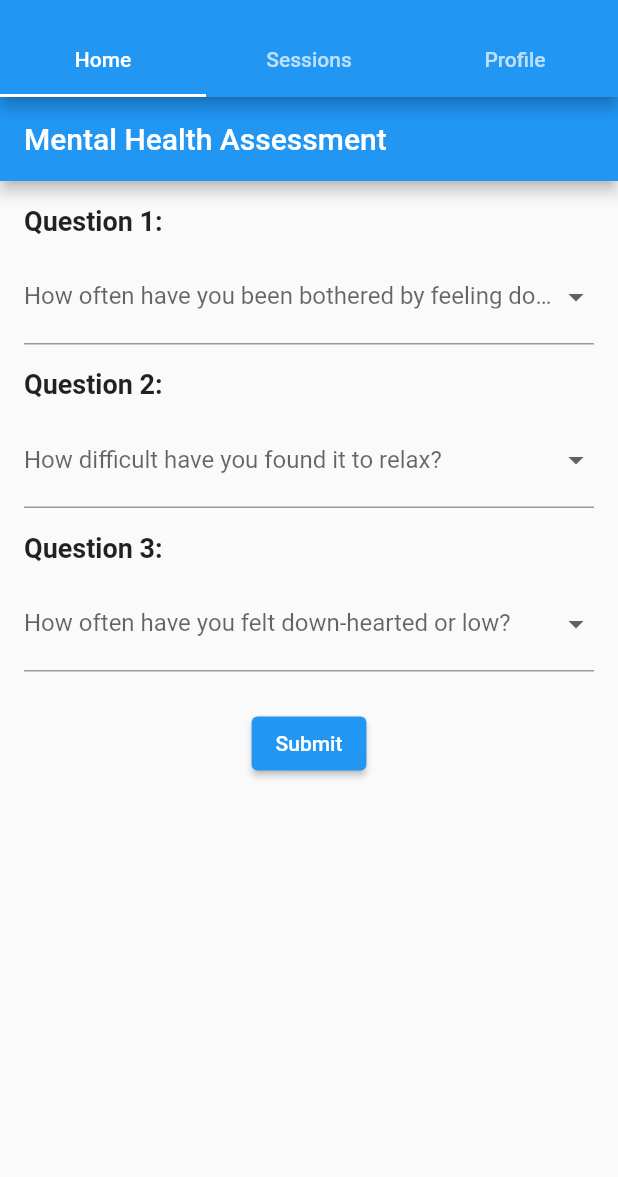
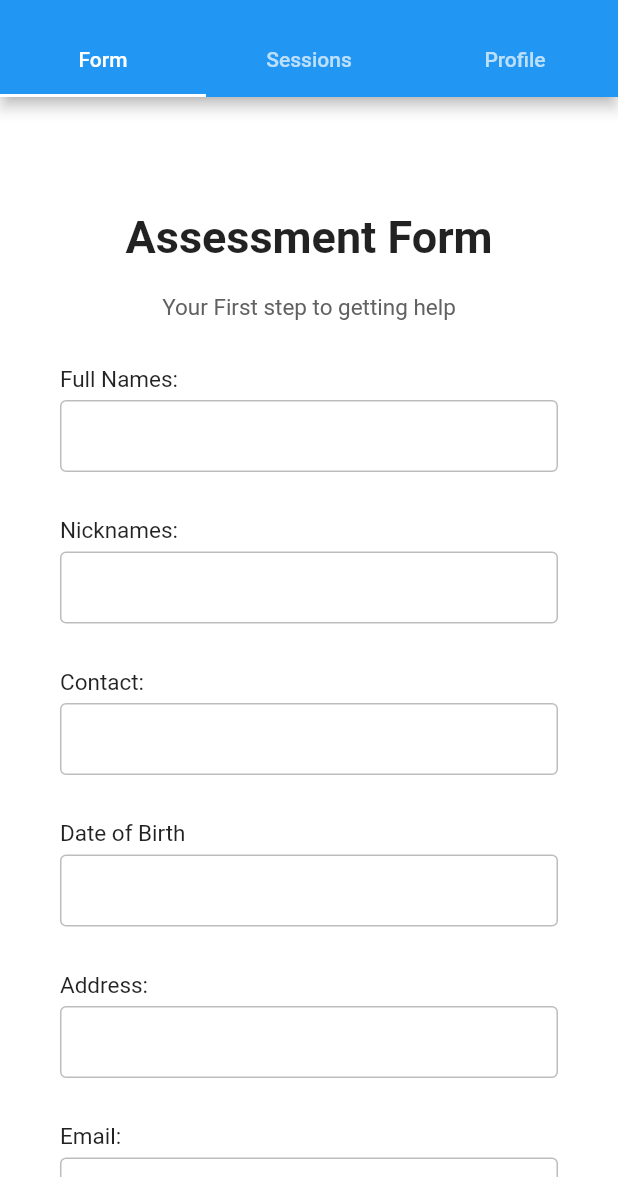
Before and after one commit to ankundah/Booking-interface, a Flutter app: the screen it shows after launch, on a phone screen of 412 x 824 dp, the part 59-1236 px from its top. Run offline on Flutter 3.47's test engine with Material 2 defaults, Android fonts, the phone set to English and light mode, and no system bars.

Commit message:
new dart files

```diff
--- /dev/null
+++ b/lib/form.dart
@@ -0,0 +1,204 @@
+import 'package:flutter/material.dart';
+
+class AssessmentForm extends StatelessWidget {
+  @override
+  Widget build(BuildContext context) {
+    return Scaffold(
+      resizeToAvoidBottomInset: false,
+      backgroundColor: Colors.white,
+      appBar: AppBar(
+        elevation: 0,
+        backgroundColor: Colors.white,
+      ),
+      body: SafeArea(
+        child: SingleChildScrollView(
+          child: Container(
+            height: MediaQuery.of(context).size.height,
+            width: double.infinity,
+            child: Column(
+              children: [
+                Expanded(
+                  child: SingleChildScrollView(
+                    child: Padding(
+                      padding: EdgeInsets.symmetric(horizontal: 40),
+                      child: Column(
+                        children: [
+                          SizedBox(height: 20),
+                          Text(
+                            "Assessment Form",
+                            style: TextStyle(
+                              fontSize: 30,
+                              fontWeight: FontWeight.bold,
+                            ),
+                          ),
+                          SizedBox(height: 20),
+                          Text(
+                            "Your First step to getting help",
+                            style: TextStyle(
+                              fontSize: 15,
+                              color: Colors.grey[700],
+                            ),
+                          ),
+                          SizedBox(height: 30),
+                          makeInput(label: "Full Names:"),
+                          makeInput(label: "Nicknames:"),
+                          makeInput(label: "Contact:"),
+                          makeInput(label: "Date of Birth"),
+                          makeInput(label: "Address:"), //text
+                          makeInput(label: "Email:"), // email format
+                          makeInput(label: "A Parent/Guardian Contact(if below 18years):"), //numbers with country codes
+                          makeInput(label: "How did you find us?:"), //text
+                          makeInput(label: "Marital Status?:"), //Options; single, married, divorced, separated, cohabiting
+                          makeInput(label: "Number Of Children, If any?:"), //number
+                          makeInput(label: "May Ataraxis call/text?:"), //yes or no value
+                          makeInput(label: "May Ataraxis Email you?:"), //yes or no value
+                          makeInput(label: "Next of Kin Contact?:"), //numbers with country codes
+                          makeInput(label: "Medications currently taking?:"), //text field
+                          makeInput(label: "Psychiatric medications taken in the past?:"), //text field
+                          makeInput(label: "Psychiatric/psychotherapy services you're currently undergoing:"), //text field
+                          makeInput(label: "Currently Employed?:"), //yes or no
+                          makeInput(label: "Current Position?:"), //text field
+                          makeInput(label: "Any Employment Stressors?:"), //yes or no
+                          makeInput(label: "Any family member with Psychiatric problems?:"), //yes or no
+                          makeInput(label: "If yes, Please give details:"), // text field
+                          makeInput(label: "Any health concerns?:"), //Text field
+                          makeInput(label: "How would you rate your mental health?:"), //Options; satisfactory, undatisfactory, good,excellent, not sure
+                          makeInput(label: "Any sleep problems:"), //yes or no
+                          makeInput(label: "How often do you exercise:"), // Options; often, rarely, daily
+                          makeInput(label: "Any Eating Habits?:"), //yes or no
+                          makeInput(label: "Give details if any:"), //Text field
+                          makeInput(label: "Do you drink alcohol?:"), //yes or no
+                          makeInput(label: "If yes, how often?:"), //Options; occasionally, weekends, 3times a week, daily
+                          makeInput(label: "Do you use recreational drugs?:"), //yes or no
+                          makeInput(label: "If yes, what type and how often?:"), //text field
+                          makeInput(label: "Any significant life stressors in the past year?:"), //yes or no
+                          makeInput(label: "If yes, Please give details:"), //text field
+                          makeInput(label: "Did Filling out this form bother you?:"),
+
+                          SizedBox(height: 30),
+                          Container(
+                            padding: EdgeInsets.only(top: 3, left: 3),
+                            decoration: BoxDecoration(
+                              borderRadius: BorderRadius.circular(40),
+                              border: Border(
+                                bottom: BorderSide(color: Colors.black),
+                                top: BorderSide(color: Colors.black),
+                                right: BorderSide(color: Colors.black),
+                                left: BorderSide(color: Colors.black),
+                              ),
+                            ),
+                            child: MaterialButton(
+                              minWidth: double.infinity,
+                              height: 60,
+                              onPressed: () {},
+                              color: Colors.lightBlueAccent,
+                              shape: RoundedRectangleBorder(
+                                borderRadius: BorderRadius.circular(40),
+                              ),
+                              child: Text(
+                                "Publish",
+                                style: TextStyle(
+                                  fontWeight: FontWeight.w600,
+                                  fontSize: 16,
+                                ),
+                              ),
+                            ),
+                          ),
+                          SizedBox(height: 20),
+                          Row(
+                            mainAxisAlignment: MainAxisAlignment.center,
+                            children: [
+                              Text("Your form will be sent to your chosen specialist."),
+                              Text(
+                                "I Agree",
+                                style: TextStyle(
+                                  fontWeight: FontWeight.w600,
+                                  fontSize: 18,
+                                ),
+                              ),
+                            ],
+                          ),
+                        ],
+                      ),
+                    ),
+                  ),
+                ),
+              ],
+            ),
+          ),
+        ),
+      ),
+    );
+  }
+
+  Widget makeInput({label, obscureText = false}) {
+    return Column(
+      crossAxisAlignment: CrossAxisAlignment.start,
+      children: [
+        Text(
+          label,
+          style: TextStyle(
+            fontSize: 15,
+            fontWeight: FontWeight.w400,
+            color: Colors.black87,
+          ),
+        ),
+        SizedBox(height: 5),
+        TextField(
+          obscureText: obscureText,
+          decoration: InputDecoration(
+            contentPadding: EdgeInsets.symmetric(vertical: 0, horizontal: 10),
+            enabledBorder: OutlineInputBorder(
+              borderSide: BorderSide(
+                color: Colors.grey[400] ?? Colors.grey,
+              ),
+            ),
+            border: OutlineInputBorder(
+              borderSide: BorderSide(color: Colors.grey[400] ?? Colors.grey),
+            ),
+          ),
+        ),
+        SizedBox(height: 30),
+      ],
+    );
+  }
+}
+
+
+
+// [
+    // makeInput(label: "Full Names:"), //text
+    // makeInput(label: "Nicknames:"),
+    // makeInput(label: "Contact:"), //numbers with country codes
+    // makeInput(label: "Date of Birth"), //calender
+    // makeInput(label: "Address:"), //text
+    // makeInput(label: "Email:"), // email format
+    // makeInput(label: "A Parent/Guardian Contact(if below 18years):"), //numbers with country codes
+    // makeInput(label: "How did you find us?:"), //text
+    // makeInput(label: "Marital Status?:"), //Options; single, married, divorced, separated, cohabiting
+    // makeInput(label: "Number Of Children, If any?:"), //number
+    // makeInput(label: "May Ataraxis call/text?:"), //yes or no value
+    // makeInput(label: "May Ataraxis Email you?:"), //yes or no value
+    // makeInput(label: "Next of Kin Contact?:"), //numbers with country codes
+    // makeInput(label: "Medications currently taking?:"), //text field
+    // makeInput(label: "Psychiatric medications taken in the past?:"), //text field
+    // makeInput(label: "Psychiatric/psychotherapy services you're currently undergoing:"), //text field
+    // makeInput(label: "Currently Employed?:"), //yes or no
+    // makeInput(label: "Current Position?:"), //text field
+    // makeInput(label: "Any Employment Stressors?:"), //yes or no
+    // makeInput(label: "Any family member with Psychiatric problems?:"), //yes or no
+    // makeInput(label: "If yes, Please give details:"), // text field
+    // makeInput(label: "Any health concerns?:"), //Text field
+    // makeInput(label: "How would you rate your mental health?:"), //Options; satisfactory, undatisfactory, good,excellent, not sure
+    // makeInput(label: "Any sleep problems:"), //yes or no
+    // makeInput(label: "How often do you exercise:"), // Options; often, rarely, daily
+    // makeInput(label: "Any Eating Habits?:"), //yes or no
+    // makeInput(label: "Give details if any:"), //Text field
+    // makeInput(label: "Do you drink alcohol?:"), //yes or no
+    // makeInput(label: "If yes, how often?:"), //Options; occasionally, weekends, 3times a week, daily
+    // makeInput(label: "Do you use recreational drugs?:"), //yes or no
+    // makeInput(label: "If yes, what type and how often?:"), //text field
+    // makeInput(label: "Any significant life stressors in the past year?:"), //yes or no
+    // makeInput(label: "If yes, Please give details:"), //text field
+    // makeInput(label: "Did Filling out this form bother you?:"),
+    // ],
--- a/lib/main.dart
+++ b/lib/main.dart
@@ -1,6 +1,6 @@
 import 'package:flutter/material.dart';
 import 'package:ataraxis/schedule.dart';
-import 'package:ataraxis/home.dart';
+import 'package:ataraxis/form.dart';
 import 'package:ataraxis/profile.dart';
 
 void main() {
@@ -37,7 +37,7 @@ class _TabbedViewClassState extends State<TabbedViewClass> {
         appBar: AppBar(
           title: Text("Ataraxis"),
           bottom: TabBar(
-            tabs: [Tab(text: "Home"), Tab(text: "Sessions"), Tab(text: "Profile")],
+            tabs: [Tab(text: "Form"), Tab(text: "Sessions"), Tab(text: "Profile")],
           ),
         ),
          body: TabBarView(
```
Also changed, not shown: lib/docdetails.dart (added, +280 -0 lines), lib/schedule.dart (+20 -11 lines).
